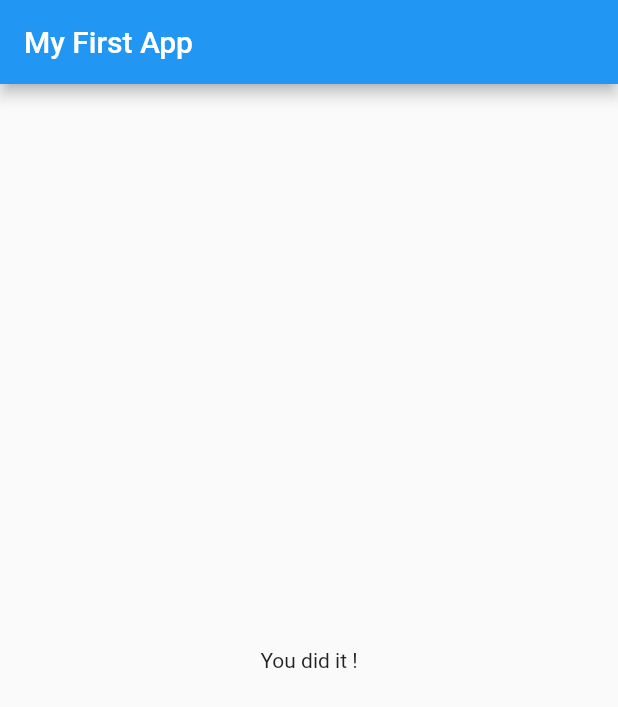
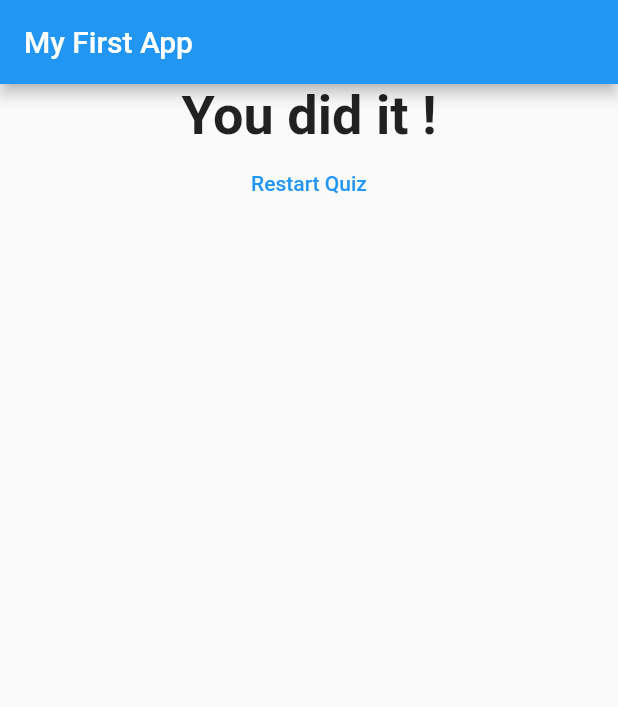
Before and after one commit to galangkrsnt/quiz_app, a Flutter app: the screen it shows after launch, after a tap on "Black", after a tap on "Dog", after a tap on "Chicken", on a phone screen of 412 x 824 dp. Shown: the top 707 px of the screen. Run offline on Flutter 3.47's test engine with Material 2 defaults, Android fonts, the phone set to English and light mode, and no system bars.

Commit message:
[ADD] score and restart quiz

```diff
--- a/lib/main.dart
+++ b/lib/main.dart
@@ -1,7 +1,6 @@
 import 'package:flutter/material.dart';
 import '../quiz.dart';
 import '../result.dart';
-
 
 void main() {
   runApp(MyApp());
@@ -17,38 +16,66 @@ class MyApp extends StatefulWidget {
 
 class MyAppState extends State<MyApp> {
   var _questionIndex = 0;
+  var _scoreTotal = 0;
+
+  void _restartQuiz(){
+    setState(() {
+      _questionIndex = 0;
+      _scoreTotal = 0;
+    });
+  }
+
+  void _answerQuestion(int score) {
+    setState(() {
+      _questionIndex += 1;
+      _scoreTotal += score;
+    });
+  }
   final _questions = const [
     {
       'questionText': 'What\'s your favourite color ?',
-      'answers': ['Black', 'Blue', 'White', 'Green', 'Yellow'],
+      'answers': [
+        {'text': 'Black', 'score': 5},
+        {'text': 'Blue', 'score': 4},
+        {'text': 'White', 'score': 3},
+        {'text': 'Green', 'score': 2},
+        {'text': 'Yellow', 'score': 1}
+      ],
     },
     {
       'questionText': 'What\'s your favourite animal ?',
-      'answers': ['Tiger', 'Dog', 'Cat', 'Fish', 'Frog'],
+      'answers': [
+        {'text': 'Tiger', 'score': 5},
+        {'text': 'Dog', 'score': 4},
+        {'text': 'Cat', 'score': 3},
+        {'text': 'Fish', 'score': 2},
+        {'text': 'Frog', 'score': 1}
+      ],
     },
     {
       'questionText': 'What\'s your favourite food ?',
-      'answers': ['Noodle', 'Fried Rice', 'Chicken'],
+      'answers': [
+        {'text': 'Noodle', 'score': 5},
+        {'text': 'Fried Rice', 'score': 4},
+        {'text': 'Chicken', 'score': 3}
+      ],
     },
   ];
 
-  void _answerQuestion() {
-    setState(() {
-      _questionIndex = _questionIndex + 1;
-    });
-  }
 
   @override
   Widget build(BuildContext context) {
     return MaterialApp(
       home: Scaffold(
-        appBar: AppBar(
-          title: Text('My First App'),
-        ),
-        body: _questionIndex < _questions.length
-            ? Quiz(questions: _questions, questionIndex: _questionIndex,answerQuestion: _answerQuestion)
-            : Result()
-      ),
+          appBar: AppBar(
+            title: Text('My First App'),
+          ),
+          body: _questionIndex < _questions.length
+              ? Quiz(
+                  questions: _questions,
+                  questionIndex: _questionIndex,
+                  answerQuestion: _answerQuestion)
+              : Result(_scoreTotal, _restartQuiz)),
     );
   }
 }
--- a/lib/quiz.dart
+++ b/lib/quiz.dart
@@ -5,7 +5,7 @@ import './answer.dart';
 class Quiz extends StatelessWidget {
   final List<Map<String, Object>> questions;
   final int questionIndex;
-  final VoidCallback answerQuestion;
+  final Function answerQuestion;
 
   Quiz(
       {required this.questions,
@@ -19,8 +19,8 @@ class Quiz extends StatelessWidget {
         Question(
           questions[questionIndex]['questionText'] as String,
         ),
-        ...(questions[questionIndex]['answers'] as List<String>).map((answer) {
-          return Answer(answerQuestion, answer);
+        ...(questions[questionIndex]['answers'] as List<Map<String,Object>>).map((answer) {
+          return Answer(() => answerQuestion(answer['score']), answer['text'] as String);
         }).toList()
       ],
     );
--- a/lib/result.dart
+++ b/lib/result.dart
@@ -1,11 +1,35 @@
 import 'package:flutter/material.dart';
 
 class Result extends StatelessWidget {
+  final int resultScore;
+  final VoidCallback restartQuiz;
+
+  Result(this.resultScore, this.restartQuiz);
+
+  String get resultPhrase {
+    var resultText = 'You did it !';
+    if (resultScore <= 10) {
+      resultText = 'its okay !';
+    }
+    return resultText;
+  }
 
   @override
   Widget build(BuildContext context) {
     return Center(
-                child: Text('You did it !'),
-              );
+      child: Column(
+        children: <Widget>[
+          Text(
+            resultPhrase,
+            style: TextStyle(fontSize: 36, fontWeight: FontWeight.bold),
+          ),
+          TextButton(
+            child:
+            Text('Restart Quiz'),
+            onPressed: restartQuiz,
+          ),
+        ],
+      ),
+    );
   }
 }
```
